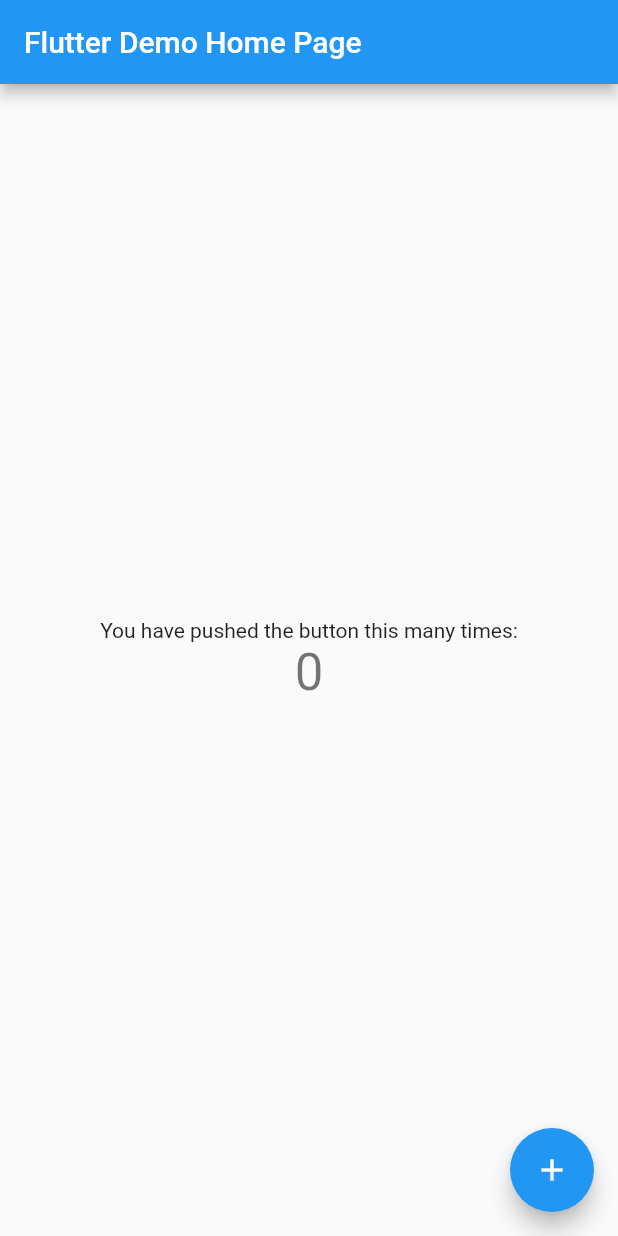
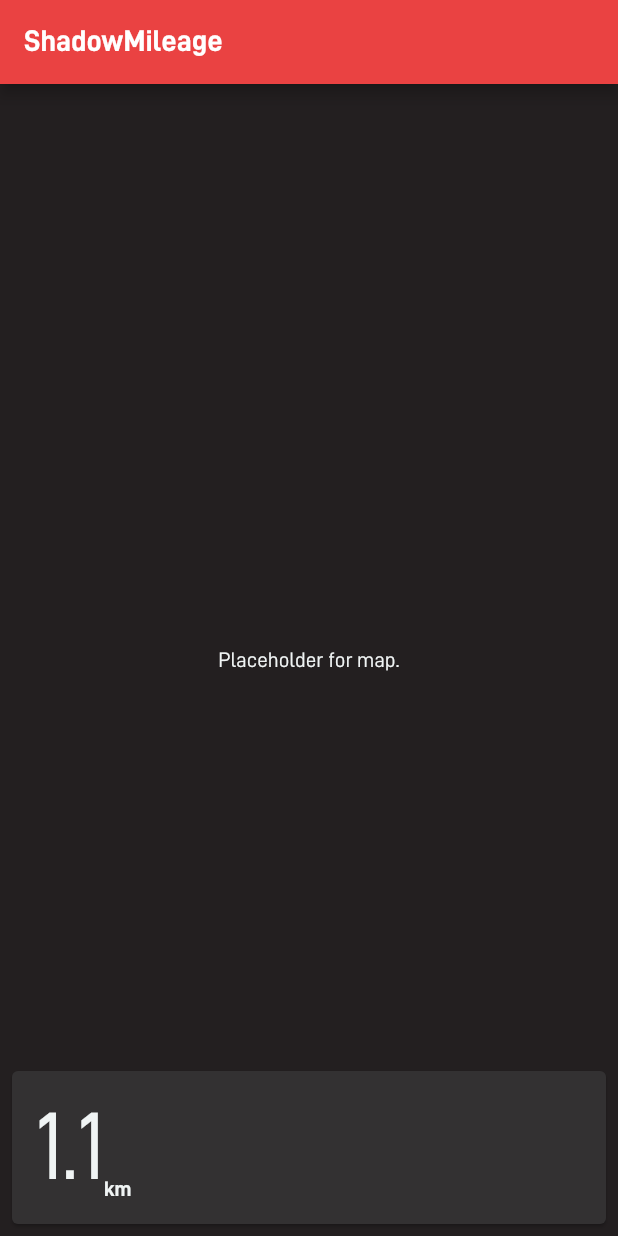
Before and after one commit to 01010101lzy/shadowMileage, a Flutter app: the screen it shows after launch, on a phone screen of 412 x 824 dp. Run offline on Flutter 3.47's test engine with Material 2 defaults, Android fonts, the phone set to English and light mode, and no system bars.

Commit message:
Basic layouts (imcomplete)

```diff
--- a/lib/main.dart
+++ b/lib/main.dart
@@ -1,4 +1,5 @@
 import 'package:flutter/material.dart';
+import 'package:ShadowMileage/styles.dart';
 
 void main() => runApp(new MyApp());
 
@@ -7,25 +8,20 @@ class MyApp extends StatelessWidget {
   @override
   Widget build(BuildContext context) {
     return new MaterialApp(
-      title: 'Flutter Demo',
+      title: 'ShadowMileage',
       theme: new ThemeData(
-        // This is the theme of your application.
-        //
-        // Try running your application with "flutter run". You'll see the
-        // application has a blue toolbar. Then, without quitting the app, try
-        // changing the primarySwatch below to Colors.green and then invoke
-        // "hot reload" (press "r" in the console where you ran "flutter run",
-        // or press Run > Flutter Hot Reload in IntelliJ). Notice that the
-        // counter didn't reset back to zero; the application is not restarted.
-        primarySwatch: Colors.blue,
+        primarySwatch: SStyles.akaneColorSwatch,
+        backgroundColor: Color(0xff231f20),
+        splashColor: Color(0xff231f20),
+        textTheme: SStyles.mainTextTheme,
       ),
-      home: new MyHomePage(title: 'Flutter Demo Home Page'),
+      home: new HomePage(title: 'ShadowMileage'),
     );
   }
 }
 
-class MyHomePage extends StatefulWidget {
-  MyHomePage({Key key, this.title}) : super(key: key);
+class HomePage extends StatefulWidget {
+  HomePage({Key key, this.title}) : super(key: key);
 
   // This widget is the home page of your application. It is stateful, meaning
   // that it has a State object (defined below) that contains fields that affect
@@ -39,71 +35,49 @@ class MyHomePage extends StatefulWidget {
   final String title;
 
   @override
-  _MyHomePageState createState() => new _MyHomePageState();
+  _HomePageState createState() => new _HomePageState();
 }
 
-class _MyHomePageState extends State<MyHomePage> {
-  int _counter = 0;
-
-  void _incrementCounter() {
-    setState(() {
-      // This call to setState tells the Flutter framework that something has
-      // changed in this State, which causes it to rerun the build method below
-      // so that the display can reflect the updated values. If we changed
-      // _counter without calling setState(), then the build method would not be
-      // called again, and so nothing would appear to happen.
-      _counter++;
-    });
-  }
-
+class _HomePageState extends State<HomePage> {
   @override
   Widget build(BuildContext context) {
-    // This method is rerun every time setState is called, for instance as done
-    // by the _incrementCounter method above.
-    //
-    // The Flutter framework has been optimized to make rerunning build methods
-    // fast, so that you can just rebuild anything that needs updating rather
-    // than having to individually change instances of widgets.
     return new Scaffold(
       appBar: new AppBar(
-        // Here we take the value from the MyHomePage object that was created by
-        // the App.build method, and use it to set our appbar title.
-        title: new Text(widget.title),
-      ),
-      body: new Center(
-        // Center is a layout widget. It takes a single child and positions it
-        // in the middle of the parent.
-        child: new Column(
-          // Column is also layout widget. It takes a list of children and
-          // arranges them vertically. By default, it sizes itself to fit its
-          // children horizontally, and tries to be as tall as its parent.
-          //
-          // Invoke "debug paint" (press "p" in the console where you ran
-          // "flutter run", or select "Toggle Debug Paint" from the Flutter tool
-          // window in IntelliJ) to see the wireframe for each widget.
-          //
-          // Column has various properties to control how it sizes itself and
-          // how it positions its children. Here we use mainAxisAlignment to
-          // center the children vertically; the main axis here is the vertical
-          // axis because Columns are vertical (the cross axis would be
-          // horizontal).
-          mainAxisAlignment: MainAxisAlignment.center,
-          children: <Widget>[
-            new Text(
-              'You have pushed the button this many times:',
-            ),
-            new Text(
-              '$_counter',
-              style: Theme.of(context).textTheme.display1,
-            ),
-          ],
+        title: new Text(
+          widget.title,
+          style: new TextStyle(
+            fontFamily: 'DDIN',
+            fontWeight: FontWeight.w600,
+          ),
         ),
       ),
-      floatingActionButton: new FloatingActionButton(
-        onPressed: _incrementCounter,
-        tooltip: 'Increment',
-        child: new Icon(Icons.add),
-      ), // This trailing comma makes auto-formatting nicer for build methods.
+      body: new Stack(
+        children: <Widget>[
+          new Container(
+              child: new Center(child: new Text("Placeholder for map."))),
+          new Align(
+            alignment: Alignment.bottomCenter,
+            child: new Card(
+              margin: new EdgeInsets.all(8.0),
+              child: new Container(
+                child: new Row(
+                  crossAxisAlignment: CrossAxisAlignment.end,
+                  children: <Widget>[
+                    new Text("1.1", style: SStyles.mainTextTheme.display4),
+                    new Text(
+                      "km",
+                      style: SStyles.mainTextTheme.body2,
+                    ),
+                  ],
+                ),
+                padding: new EdgeInsets.all(16.0),
+              ),
+              color: new Color(SStyles.lightInkColor),
+            ),
+          )
+        ],
+      ),
+      backgroundColor: Color(0xff231f20),
     );
   }
 }
--- /dev/null
+++ b/lib/styles.dart
@@ -0,0 +1,52 @@
+import 'package:flutter/material.dart';
+
+class SStyles {
+  static const MaterialColor akaneColorSwatch = const MaterialColor(
+    akaneColor,
+    const <int, Color>{
+      50: const Color(0xFFFFEBEE),
+      100: const Color(0xFFFFCDD2),
+      200: const Color(0xFFEF9A9A),
+      300: const Color(0xFFE57373),
+      400: const Color(0xFFEF5350),
+      500: const Color(akaneColor),
+      600: const Color(0xFFE53935),
+      700: const Color(0xFFD32F2F),
+      800: const Color(0xFFC62828),
+      900: const Color(0xFFB71C1C),
+    },
+  );
+  static const int akaneColor = 0xFFEA4242;
+  static const MaterialColor dustColorSwatch = const MaterialColor(
+    dustColor,
+    const <int, Color>{
+      50: const Color(ceramicColor),
+      300: const Color(dustColor),
+      800: const Color(lightInkColor),
+      900: const Color(inkColor),
+    }
+    );
+  static const int ceramicColor = 0xFFF0F4F4;
+  static const int dustColor = 0xFFA79599;
+  static const int lightInkColor = 0xFF333132;
+  static const int inkColor = 0xFF231F20;
+
+  // Text Themes
+  static const TextTheme mainTextTheme = const TextTheme(
+    body1: const TextStyle(
+      color: const Color(ceramicColor),
+      fontFamily: 'DDIN'
+    ),
+    body2: const TextStyle(
+      color: const Color(ceramicColor),
+      fontFamily: 'DDIN',
+      fontWeight: FontWeight.w600
+    ),
+    display4: const TextStyle(
+      color: const Color(ceramicColor),
+      fontFamily: 'DDIN_Cond',
+      fontSize: 64.0,
+    )
+  );
+
+}
```
Also changed, not shown: pubspec.yaml (+14 -13 lines), res/font/D-DIN-Bold.otf (added), res/font/D-DIN-Italic.otf (added), res/font/D-DIN.otf (added), res/font/D-DINCondensed-Bold.otf (added), res/font/D-DINCondensed.otf (added), 3 other files.
